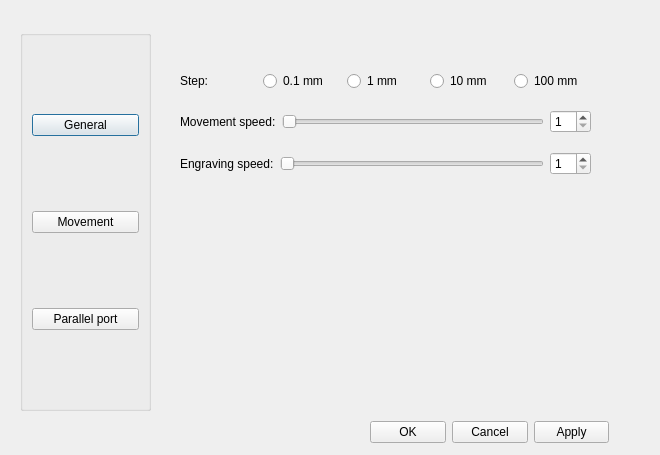
CommName/Cengrave, file mainwindow/settings.ui: the form before one commit.
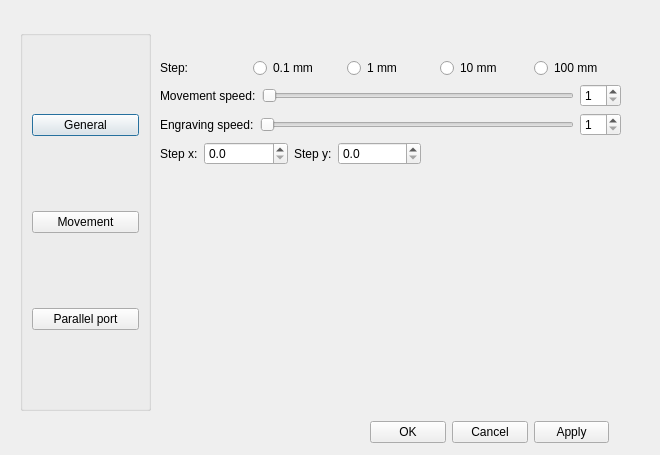
The form after the commit. The open tabs and pages were chosen to show the change.

Commit message: added x_step and y_step

The edit to the form file:
```diff
--- a/mainwindow/settings.ui
+++ b/mainwindow/settings.ui
@@ -87,10 +87,10 @@
     <widget class="QWidget" name="layoutWidget">
      <property name="geometry">
       <rect>
-       <x>20</x>
+       <x>0</x>
        <y>40</y>
-       <width>411</width>
-       <height>131</height>
+       <width>461</width>
+       <height>151</height>
       </rect>
      </property>
      <layout class="QVBoxLayout" name="moevement">
@@ -201,6 +201,68 @@
         </item>
        </layout>
       </item>
+      <item>
+       <layout class="QHBoxLayout" name="stepXY" stretch="0,0,1">
+        <item>
+         <layout class="QFormLayout" name="stepX">
+          <item row="0" column="0">
+           <widget class="QLabel" name="label_stepX">
+            <property name="text">
+             <string>Step x:</string>
+            </property>
+           </widget>
+          </item>
+          <item row="0" column="1">
+           <widget class="QDoubleSpinBox" name="SpinBox_stepX">
+            <property name="decimals">
+             <number>1</number>
+            </property>
+            <property name="maximum">
+             <double>999.000000000000000</double>
+            </property>
+           </widget>
+          </item>
+         </layout>
+        </item>
+        <item>
+         <layout class="QFormLayout" name="stepy">
+          <item row="0" column="0">
+           <widget class="QLabel" name="label__stepY">
+            <property name="text">
+             <string>Step y:</string>
+            </property>
+           </widget>
+          </item>
+          <item row="0" column="1">
+           <widget class="QDoubleSpinBox" name="SpinBox_stepY">
+            <property name="decimals">
+             <number>1</number>
+            </property>
+            <property name="maximum">
+             <double>999.000000000000000</double>
+            </property>
+           </widget>
+          </item>
+         </layout>
+        </item>
+        <item>
+         <spacer name="horizontalSpacer">
+          <property name="orientation">
+           <enum>Qt::Horizontal</enum>
+          </property>
+          <property name="sizeType">
+           <enum>QSizePolicy::Fixed</enum>
+          </property>
+          <property name="sizeHint" stdset="0">
+           <size>
+            <width>200</width>
+            <height>20</height>
+           </size>
+          </property>
+         </spacer>
+        </item>
+       </layout>
+      </item>
      </layout>
     </widget>
    </widget>
```
Left out of the diff: 4 changed lines with no effect on the pictures. The commit also changes 2 other files.
